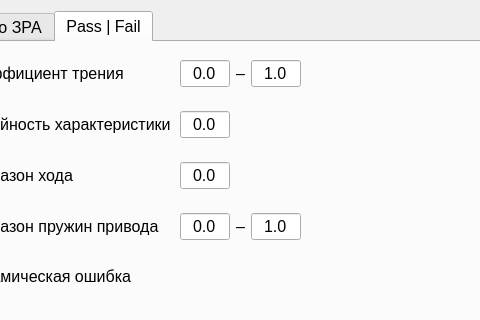
This is ValveWindow.ui in Rekvim/MpiSki as Qt 5 draws it before an edit; both pictures show x 87 to 567 and y 0 to 320 of the 1073 by 872 pixel window. The edited form follows.
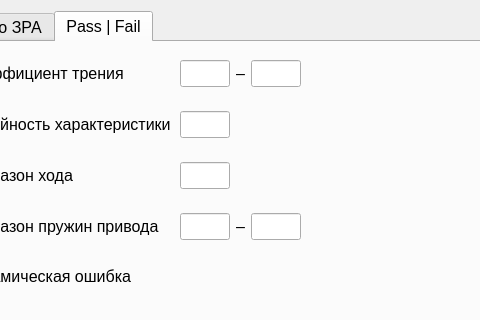
This is the edited form.

```diff
--- a/ValveWindow.ui
+++ b/ValveWindow.ui
@@ -1959,9 +1959,6 @@
               <height>16777215</height>
              </size>
             </property>
-            <property name="text">
-             <string>0.0</string>
-            </property>
             <property name="alignment">
              <set>Qt::AlignmentFlag::AlignCenter</set>
             </property>
@@ -1994,9 +1991,6 @@
               <height>16777215</height>
              </size>
             </property>
-            <property name="text">
-             <string>1.0</string>
-            </property>
             <property name="alignment">
              <set>Qt::AlignmentFlag::AlignCenter</set>
             </property>
@@ -2066,9 +2060,6 @@
               <height>16777215</height>
              </size>
             </property>
-            <property name="text">
-             <string>0.0</string>
-            </property>
             <property name="alignment">
              <set>Qt::AlignmentFlag::AlignCenter</set>
             </property>
@@ -2138,9 +2129,6 @@
               <height>16777215</height>
              </size>
             </property>
-            <property name="text">
-             <string>0.0</string>
-            </property>
             <property name="alignment">
              <set>Qt::AlignmentFlag::AlignCenter</set>
             </property>
@@ -2210,9 +2198,6 @@
               <height>16777215</height>
              </size>
             </property>
-            <property name="text">
-             <string>0.0</string>
-            </property>
             <property name="alignment">
              <set>Qt::AlignmentFlag::AlignCenter</set>
             </property>
@@ -2245,9 +2230,6 @@
               <height>16777215</height>
              </size>
             </property>
-            <property name="text">
-             <string>1.0</string>
-            </property>
             <property name="alignment">
              <set>Qt::AlignmentFlag::AlignCenter</set>
             </property>
```
